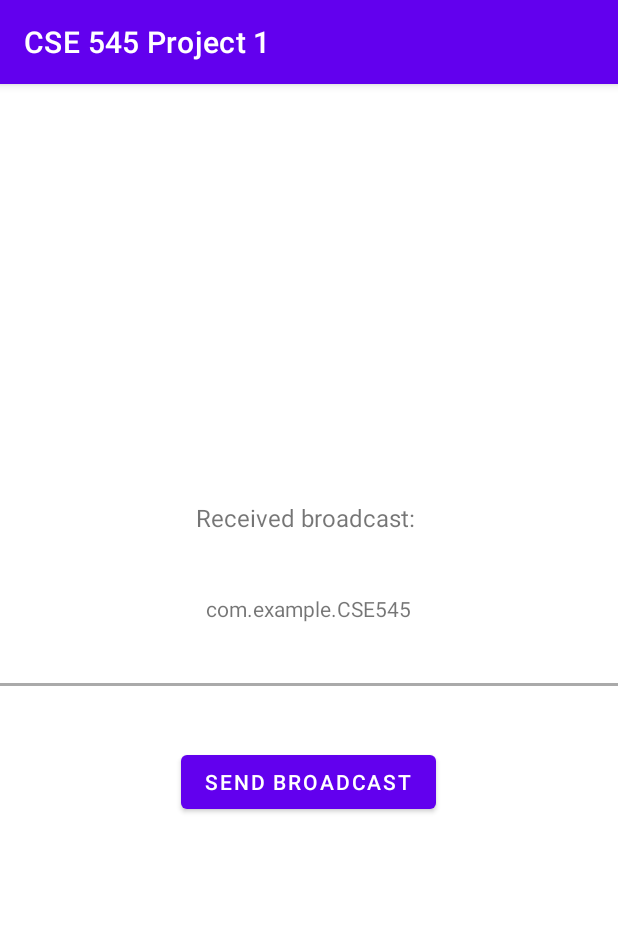
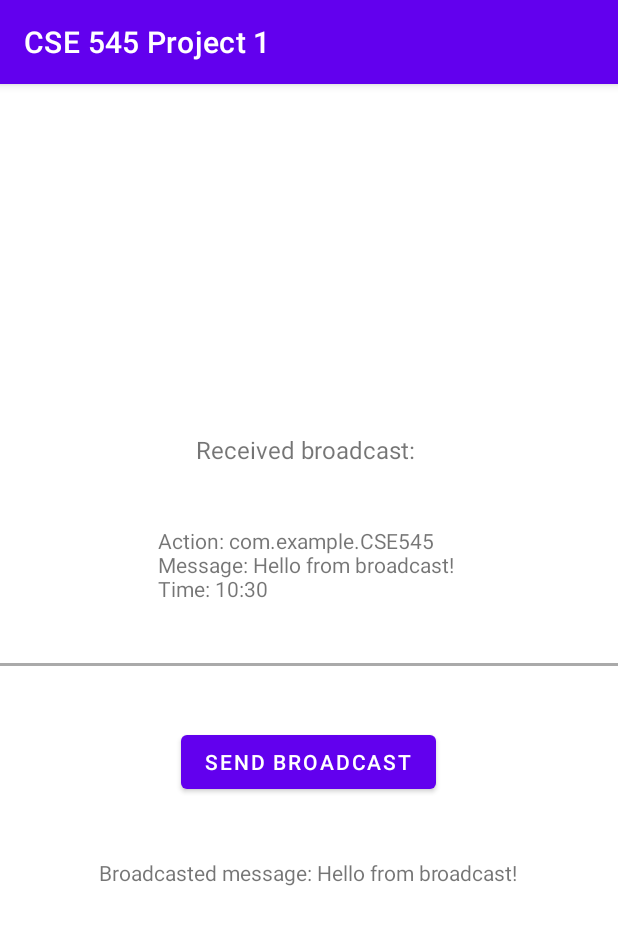
Before and after one commit to SwapnilKumbhar/CSE-545, an Android app: the BroadcastActivity screen opened directly, with no data from a screen before it, after a tap on "SEND BROADCAST", on a phone screen of 412 x 824 dp. Shown: the top 925 px of the screen. Run offline under Robolectric (Android 15) with nearby library versions, the light colour scheme and no system bars.

Commit message:
Updated brodcast activity

```diff
--- a/Project/CSE545Project1/app/src/main/java/com/example/cse545project1/BroadcastActivity.kt
+++ b/Project/CSE545Project1/app/src/main/java/com/example/cse545project1/BroadcastActivity.kt
@@ -7,12 +7,17 @@ import android.os.Bundle
 import android.view.View
 import android.widget.TextView
 import com.example.cse545project1.helpers.BrdReceiver
+import java.text.SimpleDateFormat
+import java.util.Date
 
 class BroadcastActivity : AppCompatActivity() {
     private val _intentAction = "com.example.CSE545"
+    private val _intentMsg = "Hello from broadcast!"
 
     private val _receiver = BrdReceiver()
     private val _intentFilter = IntentFilter(_intentAction)
+
+    private val _dateFormatter = SimpleDateFormat("HH:mm")
 
     // Overrides
     override fun onCreate(savedInstanceState: Bundle?) {
@@ -32,15 +37,28 @@ class BroadcastActivity : AppCompatActivity() {
 
     // Callback function for the receiver
     private fun brdCallback(i: Intent) {
+        // Extract elements from the intent
+        val intentAction = i.action
+        val intentMsg = i.getStringExtra("Message")
+        val intentTime = i.getStringExtra("Time")
+
         // Update textview
         val tv = findViewById<TextView>(R.id.broadcast_msg)
         // Set textview to the action of the intent
-        tv.text = i.action
+        tv.text = "Action: $intentAction \n" +
+                "Message: $intentMsg \n" +
+                "Time: $intentTime"
     }
 
     fun sendBroadcast(v: View) {
         val i = Intent()
         i.action = _intentAction
+        i.putExtra("Message", _intentMsg)
+        i.putExtra("Time", _dateFormatter.format(Date()))
         sendBroadcast(i)
+
+        // Update on UI
+        val tv = findViewById<TextView>(R.id.brd_sent_msg)
+        tv.text = "Broadcasted message: $_intentMsg"
     }
 }
--- a/Project/CSE545Project1/app/src/main/res/layout/activity_broadcast.xml
+++ b/Project/CSE545Project1/app/src/main/res/layout/activity_broadcast.xml
@@ -43,6 +43,7 @@
             />
 
         <Button
+            android:id="@+id/brd_send_btn"
             android:layout_width="wrap_content"
             android:layout_height="wrap_content"
             android:layout_below="@id/broadcast_breaker"
@@ -52,6 +53,15 @@
             android:onClick="sendBroadcast"
             />
 
+        <TextView
+            android:id="@+id/brd_sent_msg"
+            android:layout_width="wrap_content"
+            android:layout_height="wrap_content"
+            android:layout_below="@+id/brd_send_btn"
+            android:layout_marginTop="40dp"
+            android:layout_centerHorizontal="true"
+            />
+
     </RelativeLayout>
 
 </androidx.constraintlayout.widget.ConstraintLayout>
--- a/Project/CSE545Project1/app/src/main/res/layout/activity_main.xml
+++ b/Project/CSE545Project1/app/src/main/res/layout/activity_main.xml
@@ -49,7 +49,6 @@
             android:layout_marginTop="40dp"
             android:textSize="25sp"
             android:fontFamily="monospace"
-            android:textColor="@color/black"
             />
 
         <Button
--- a/Project/CSE545Project1/app/src/main/res/layout/activity_service.xml
+++ b/Project/CSE545Project1/app/src/main/res/layout/activity_service.xml
@@ -68,7 +68,6 @@
                 android:text="@string/svc_start_btn"
                 />
 
-
         </LinearLayout>
 
     </RelativeLayout>
```
